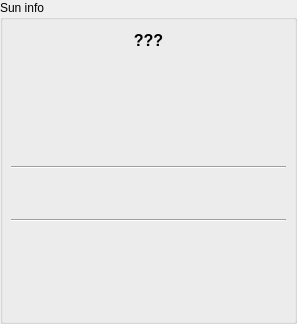
First picture: the form in widgets/qsuninfo.ui, repository AMOS-uniba/amos-client, before the edit.
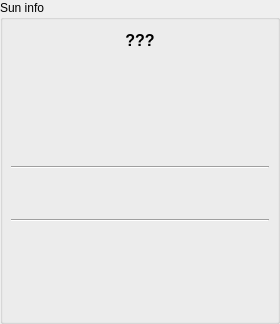
Second picture: the form after the edit. Custom widgets are drawn as their Qt base class.

```diff
--- a/widgets/qsuninfo.ui
+++ b/widgets/qsuninfo.ui
@@ -6,7 +6,7 @@
    <rect>
     <x>0</x>
     <y>0</y>
-    <width>297</width>
+    <width>280</width>
     <height>314</height>
    </rect>
   </property>
```
